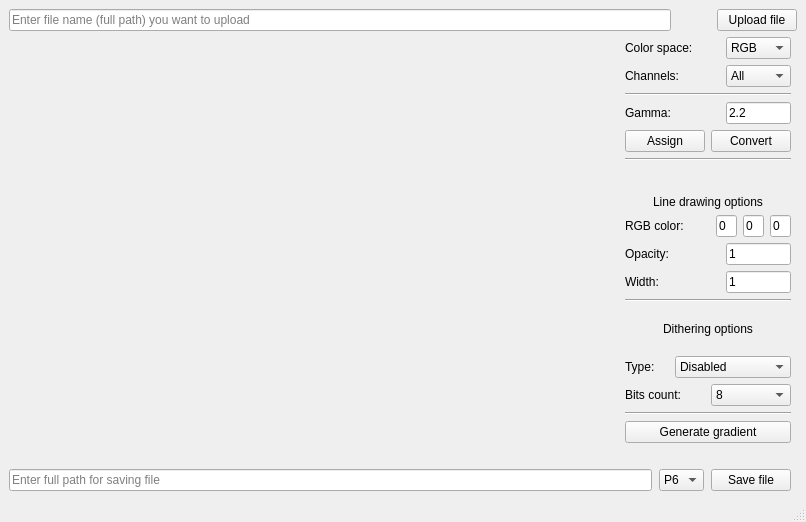
Viktor6374/cg23-19-2, file src/presentation/imageeditor.ui: the form before one commit.
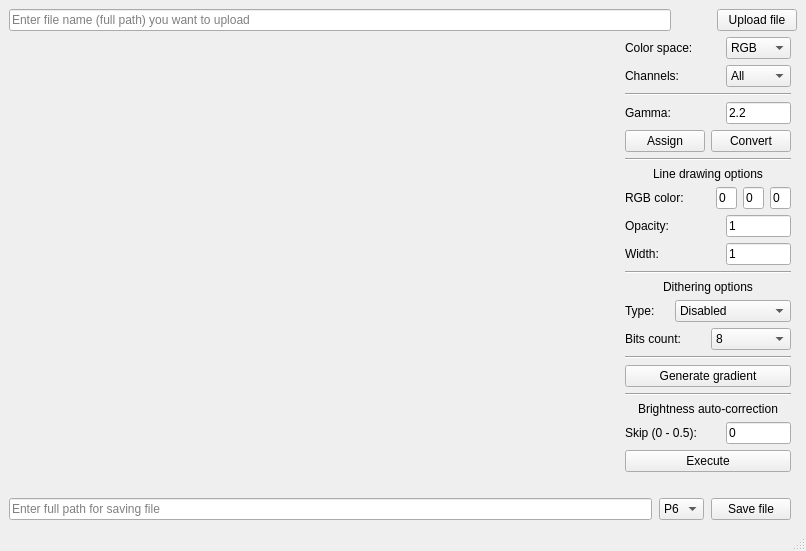
The form after the commit.

Commit message: feat: add brightness auto-correction

Diff of the .ui file:
```diff
--- a/src/presentation/imageeditor.ui
+++ b/src/presentation/imageeditor.ui
@@ -21,40 +21,33 @@
   </property>
   <widget class="QWidget" name="centralwidget">
    <layout class="QGridLayout" name="gridLayout">
-    <item row="17" column="0">
-     <layout class="QHBoxLayout" name="horizontalLayout_5">
-      <property name="spacing">
-       <number>7</number>
-      </property>
+    <item row="3" column="0" colspan="2">
+     <layout class="QHBoxLayout" name="horizontalLayout_3">
       <item>
-       <widget class="QLineEdit" name="lineEdit_2">
+       <widget class="QLineEdit" name="lineEdit">
         <property name="placeholderText">
-         <string>Enter full path for saving file</string>
+         <string>Enter file name (full path) you want to upload</string>
         </property>
        </widget>
       </item>
       <item>
-       <widget class="QComboBox" name="comboBox">
-        <property name="sizePolicy">
-         <sizepolicy hsizetype="Fixed" vsizetype="Fixed">
-          <horstretch>0</horstretch>
-          <verstretch>0</verstretch>
-         </sizepolicy>
+       <spacer name="horizontalSpacer_4">
+        <property name="orientation">
+         <enum>Qt::Horizontal</enum>
         </property>
-        <item>
-         <property name="text">
-          <string>P6</string>
-         </property>
-        </item>
-        <item>
-         <property name="text">
-          <string>P5</string>
-         </property>
-        </item>
-       </widget>
+        <property name="sizeType">
+         <enum>QSizePolicy::Minimum</enum>
+        </property>
+        <property name="sizeHint" stdset="0">
+         <size>
+          <width>40</width>
+          <height>20</height>
+         </size>
+        </property>
+       </spacer>
       </item>
       <item>
-       <widget class="QPushButton" name="pushButton_2">
+       <widget class="QPushButton" name="pushButton">
         <property name="sizePolicy">
          <sizepolicy hsizetype="Fixed" vsizetype="Fixed">
           <horstretch>0</horstretch>
@@ -62,7 +55,7 @@
          </sizepolicy>
         </property>
         <property name="text">
-         <string>Save file</string>
+         <string>Upload file</string>
         </property>
        </widget>
       </item>
@@ -651,37 +644,101 @@
           </property>
          </widget>
         </item>
+        <item>
+         <widget class="Line" name="line_5">
+          <property name="orientation">
+           <enum>Qt::Horizontal</enum>
+          </property>
+         </widget>
+        </item>
+        <item>
+         <widget class="QLabel" name="label_11">
+          <property name="text">
+           <string>Brightness auto-correction</string>
+          </property>
+          <property name="alignment">
+           <set>Qt::AlignCenter</set>
+          </property>
+         </widget>
+        </item>
+        <item>
+         <layout class="QHBoxLayout" name="horizontalLayout_14">
+          <property name="topMargin">
+           <number>0</number>
+          </property>
+          <item>
+           <widget class="QLabel" name="label_12">
+            <property name="text">
+             <string>Skip (0 - 0.5):</string>
+            </property>
+           </widget>
+          </item>
+          <item>
+           <widget class="QLineEdit" name="lineEdit_8">
+            <property name="sizePolicy">
+             <sizepolicy hsizetype="Fixed" vsizetype="Fixed">
+              <horstretch>0</horstretch>
+              <verstretch>0</verstretch>
+             </sizepolicy>
+            </property>
+            <property name="maximumSize">
+             <size>
+              <width>65</width>
+              <height>16777215</height>
+             </size>
+            </property>
+            <property name="text">
+             <string>0</string>
+            </property>
+           </widget>
+          </item>
+         </layout>
+        </item>
+        <item>
+         <widget class="QPushButton" name="pushButton_4">
+          <property name="text">
+           <string>Execute</string>
+          </property>
+         </widget>
+        </item>
        </layout>
       </item>
      </layout>
     </item>
-    <item row="3" column="0" colspan="2">
-     <layout class="QHBoxLayout" name="horizontalLayout_3">
+    <item row="19" column="0">
+     <layout class="QHBoxLayout" name="horizontalLayout_5">
+      <property name="spacing">
+       <number>7</number>
+      </property>
       <item>
-       <widget class="QLineEdit" name="lineEdit">
+       <widget class="QLineEdit" name="lineEdit_2">
         <property name="placeholderText">
-         <string>Enter file name (full path) you want to upload</string>
+         <string>Enter full path for saving file</string>
         </property>
        </widget>
       </item>
       <item>
-       <spacer name="horizontalSpacer_4">
-        <property name="orientation">
-         <enum>Qt::Horizontal</enum>
+       <widget class="QComboBox" name="comboBox">
+        <property name="sizePolicy">
+         <sizepolicy hsizetype="Fixed" vsizetype="Fixed">
+          <horstretch>0</horstretch>
+          <verstretch>0</verstretch>
+         </sizepolicy>
         </property>
-        <property name="sizeType">
-         <enum>QSizePolicy::Minimum</enum>
-        </property>
-        <property name="sizeHint" stdset="0">
-         <size>
-          <width>40</width>
-          <height>20</height>
-         </size>
-        </property>
-       </spacer>
+        <item>
+         <property name="text">
+          <string>P6</string>
+         </property>
+        </item>
+        <item>
+         <property name="text">
+          <string>P5</string>
+         </property>
+        </item>
+       </widget>
       </item>
       <item>
-       <widget class="QPushButton" name="pushButton">
+       <widget class="QPushButton" name="pushButton_2">
         <property name="sizePolicy">
          <sizepolicy hsizetype="Fixed" vsizetype="Fixed">
           <horstretch>0</horstretch>
@@ -689,7 +746,7 @@
          </sizepolicy>
         </property>
         <property name="text">
-         <string>Upload file</string>
+         <string>Save file</string>
         </property>
        </widget>
       </item>
```
Left out of the diff: 6 changed lines with no effect on the pictures. The commit also changes 8 other files.
